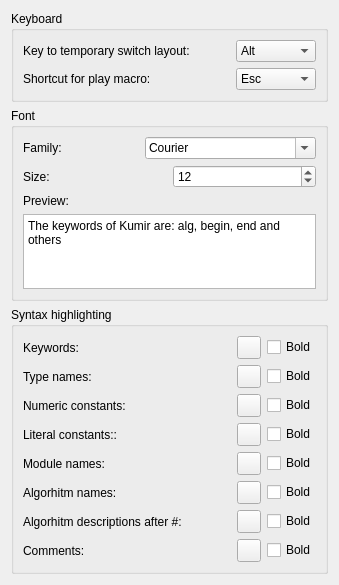
Qt form src/plugins/editor/settingspage.ui (victor-yacovlev/kumir2) before a commit.
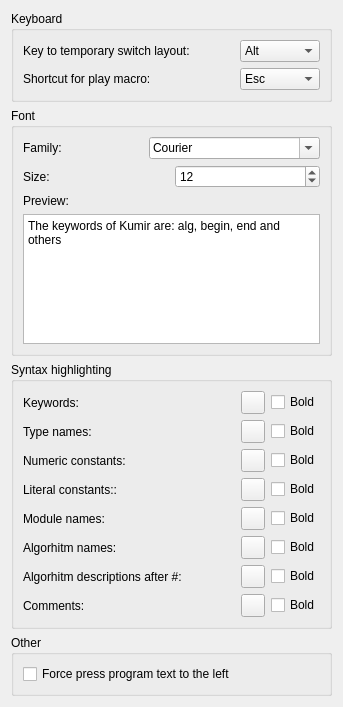
The same form after that commit.

```diff
--- a/src/plugins/editor/settingspage.ui
+++ b/src/plugins/editor/settingspage.ui
@@ -6,8 +6,8 @@
    <rect>
     <x>0</x>
     <y>0</y>
-    <width>331</width>
-    <height>585</height>
+    <width>343</width>
+    <height>707</height>
    </rect>
   </property>
   <property name="windowTitle">
@@ -542,6 +542,22 @@
      </layout>
     </widget>
    </item>
+   <item>
+    <widget class="QGroupBox" name="groupBox_4">
+     <property name="title">
+      <string>Other</string>
+     </property>
+     <layout class="QVBoxLayout" name="_2">
+      <item>
+       <widget class="QCheckBox" name="pressTextLeft">
+        <property name="text">
+         <string>Force press program text to the left</string>
+        </property>
+       </widget>
+      </item>
+     </layout>
+    </widget>
+   </item>
   </layout>
  </widget>
  <resources/>
```
